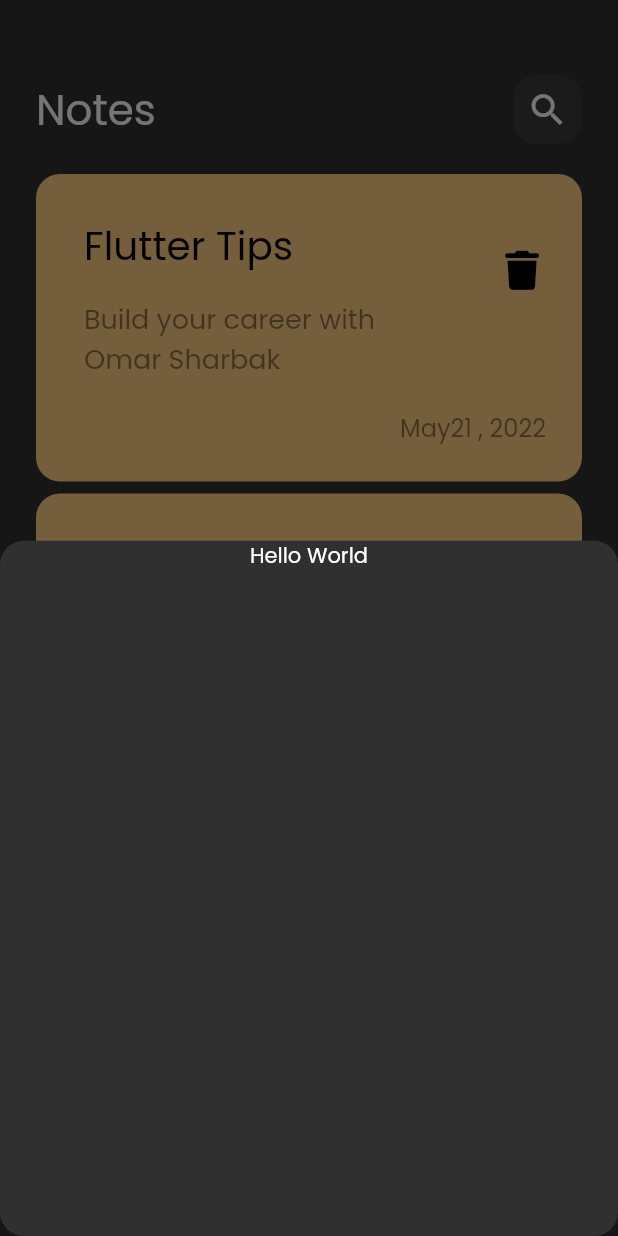
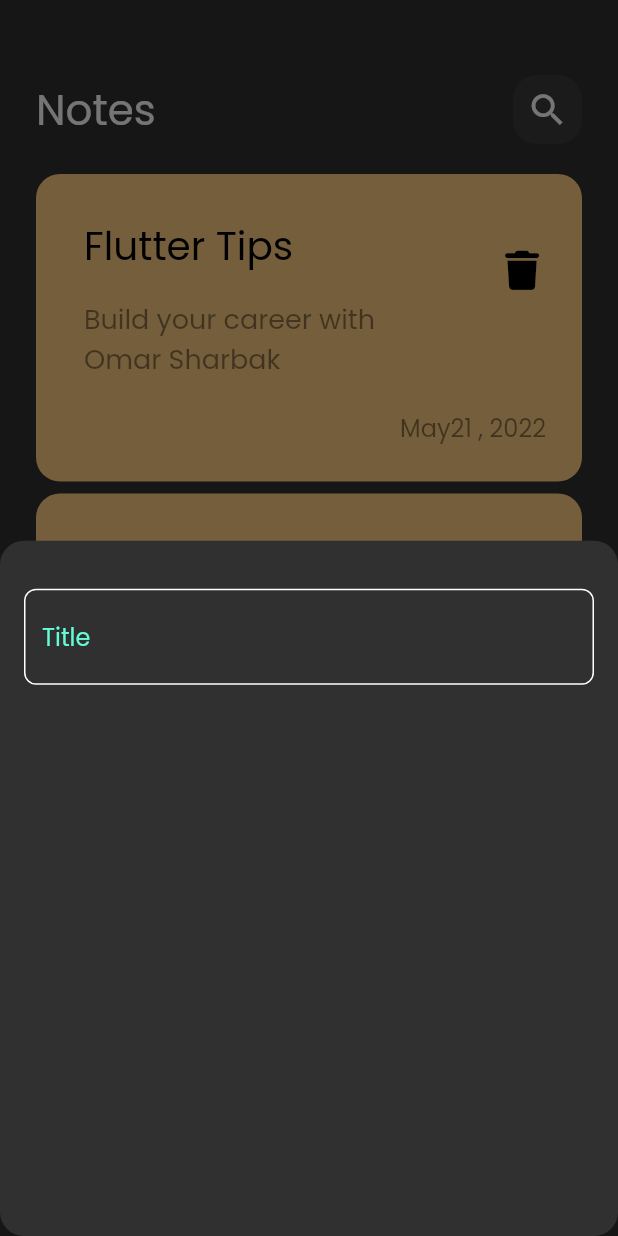
Before and after one commit to OmarS742/notes_app, a Flutter app: the screen it shows after launch, after a tap on the "add" icon, on a phone screen of 412 x 824 dp. Run offline on Flutter 3.47's test engine with Material 2 defaults, Android fonts, the phone set to English and light mode, and no system bars; our stand-ins replace font_awesome_flutter.

Commit message:
create custom text field

```diff
--- /dev/null
+++ b/lib/constants.dart
@@ -0,0 +1,3 @@
+import 'package:flutter/material.dart';
+
+const kPrimaryColor = const Color(0xff62fcd7);
--- a/lib/views/widgets/add_note_bottom_sheet.dart
+++ b/lib/views/widgets/add_note_bottom_sheet.dart
@@ -1,4 +1,5 @@
 import 'package:flutter/material.dart';
+import 'package:notes_app/views/widgets/custom_text_field.dart';
 
 class AddNoteBottomSheet extends StatelessWidget {
   const AddNoteBottomSheet({Key? key}) : super(key: key);
@@ -6,10 +7,17 @@ class AddNoteBottomSheet extends StatelessWidget {
   @override
   Widget build(BuildContext context) {
     return Container(
-      decoration: BoxDecoration(),
       child: Column(
         children: [
-          Text('Hello World'),
+          SizedBox(
+            height: 32,
+          ),
+          Padding(
+            padding: const EdgeInsets.symmetric(
+              horizontal: 16,
+            ),
+            child: CustomTextField(),
+          ),
         ],
       ),
     );
--- /dev/null
+++ b/lib/views/widgets/custom_text_field.dart
@@ -0,0 +1,31 @@
+// ignore_for_file: prefer_const_constructors
+
+import 'package:flutter/material.dart';
+import 'package:notes_app/constants.dart';
+
+class CustomTextField extends StatelessWidget {
+  const CustomTextField({Key? key}) : super(key: key);
+
+  @override
+  Widget build(BuildContext context) {
+    return TextField(
+      cursorColor: kPrimaryColor,
+      decoration: InputDecoration(
+        hintText: 'Title',
+        hintStyle: TextStyle(
+          color: kPrimaryColor,
+        ),
+        border: buildBorder(),
+        enabledBorder: buildBorder(),
+        focusedBorder: buildBorder(kPrimaryColor),
+      ),
+    );
+  }
+
+  OutlineInputBorder buildBorder([color]) {
+    return OutlineInputBorder(
+      borderRadius: BorderRadius.circular(8),
+      borderSide: BorderSide(color: color ?? Colors.white),
+    );
+  }
+}
```
